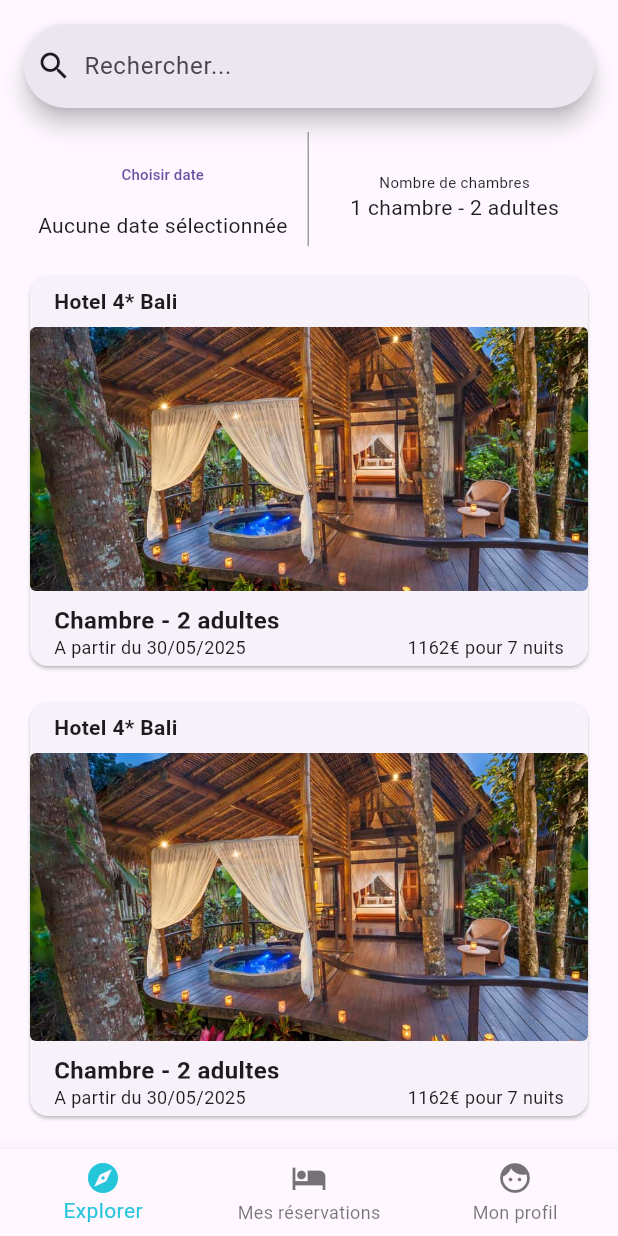
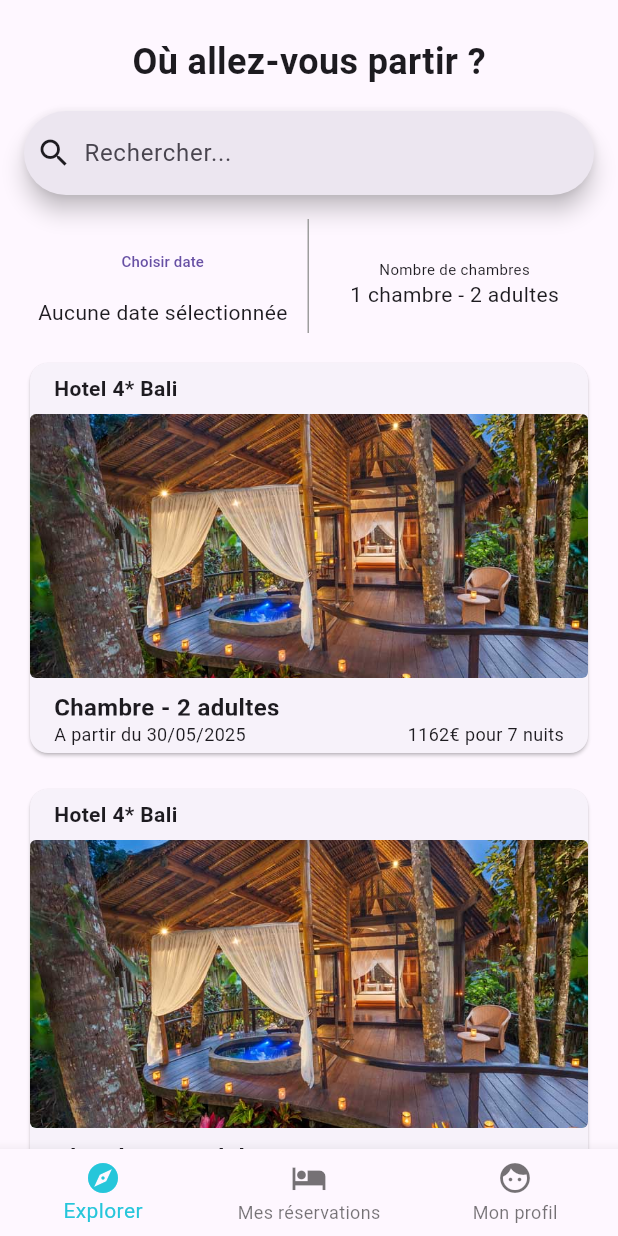
Before and after one commit to Thekorzeremi/Hoo, a Flutter app: the screen it shows after launch, on a phone screen of 412 x 824 dp. Run offline on Flutter 3.47's test engine with Material 3 defaults, Android fonts, the light colour scheme and no system bars.

Commit message:
ci: explore

```diff
--- a/lib/main.dart
+++ b/lib/main.dart
@@ -100,6 +100,13 @@ class _ExploreTabState extends State<ExploreTab> {
       controller: _scrollController,
       child: Column(
         children: [
+          Container(
+            margin: EdgeInsets.fromLTRB(0, 24, 0, 0),
+            child: Text(
+              "Où allez-vous partir ?",
+              style: TextStyle(fontSize: 24, fontWeight: FontWeight.bold),
+            ),
+          ),
           Row(
             mainAxisAlignment: MainAxisAlignment.spaceBetween,
             children: [Expanded(child: SearchBarApp())],
```
